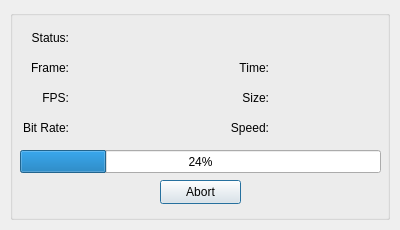
Before: the Qt Designer form resources/ui/Progress.ui in chillfactor032/VodSlicer, drawn with Qt 5.
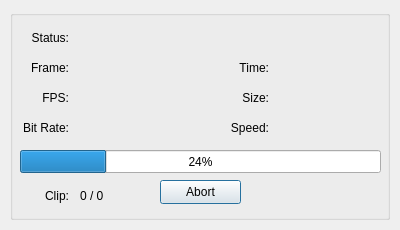
After: the same form once the commit is applied.

Diff of the .ui file:
```diff
--- a/resources/ui/Progress.ui
+++ b/resources/ui/Progress.ui
@@ -257,6 +257,35 @@
      <set>Qt::AlignRight|Qt::AlignTrailing|Qt::AlignVCenter</set>
     </property>
    </widget>
+   <widget class="QLabel" name="label_8">
+    <property name="geometry">
+     <rect>
+      <x>10</x>
+      <y>170</y>
+      <width>49</width>
+      <height>31</height>
+     </rect>
+    </property>
+    <property name="text">
+     <string>Clip:</string>
+    </property>
+    <property name="alignment">
+     <set>Qt::AlignRight|Qt::AlignTrailing|Qt::AlignVCenter</set>
+    </property>
+   </widget>
+   <widget class="QLabel" name="clip_count_label">
+    <property name="geometry">
+     <rect>
+      <x>70</x>
+      <y>170</y>
+      <width>71</width>
+      <height>31</height>
+     </rect>
+    </property>
+    <property name="text">
+     <string>0 / 0</string>
+    </property>
+   </widget>
   </widget>
  </widget>
  <resources/>
```
